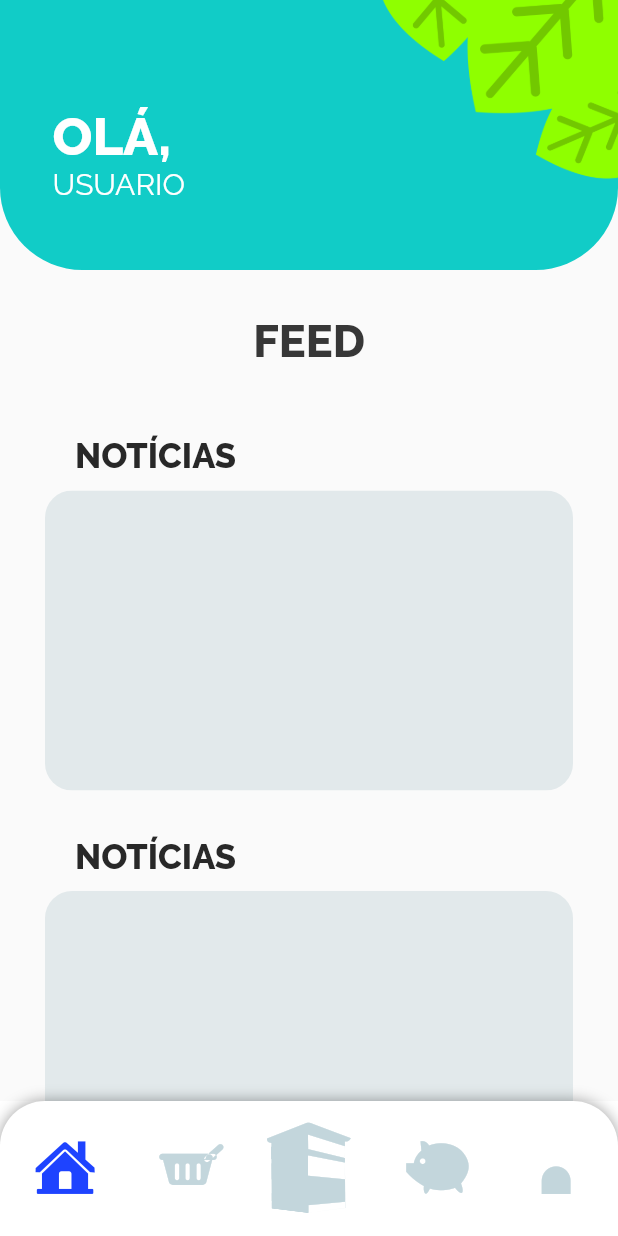
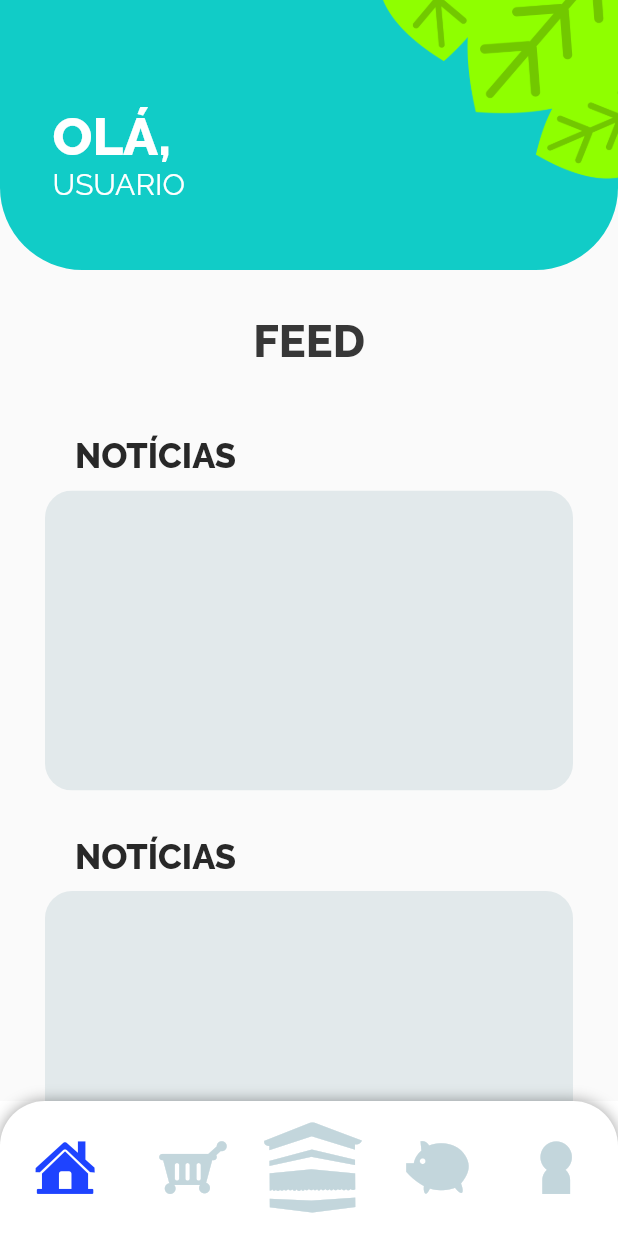
Before and after one commit to GabrielleBarbosa/SmartHummus, a Flutter app: the screen it shows after launch, on a phone screen of 412 x 824 dp. Run offline on Flutter 3.47's test engine with Material 2 defaults, Android fonts, the light colour scheme and no system bars; our stand-ins replace google_fonts, percent_indicator.

Commit message:
adicionei icones corrigidos ao app

```diff
--- a/app/smarthummus_app/lib/icons/smart_hummus_icons_icons.dart
+++ b/app/smarthummus_app/lib/icons/smart_hummus_icons_icons.dart
@@ -21,12 +21,12 @@ class SmartHummusIcons {
   static const _kFontFam = 'SmartHummusIcons';
   static const _kFontPkg = null;
 
-  static const IconData composter = IconData(0xe801, fontFamily: _kFontFam, fontPackage: _kFontPkg);
   static const IconData home = IconData(0xe803, fontFamily: _kFontFam, fontPackage: _kFontPkg);
   static const IconData pig = IconData(0xe805, fontFamily: _kFontFam, fontPackage: _kFontPkg);
   static const IconData water = IconData(0xe806, fontFamily: _kFontFam, fontPackage: _kFontPkg);
   static const IconData gas = IconData(0xe807, fontFamily: _kFontFam, fontPackage: _kFontPkg);
   static const IconData person = IconData(0xe808, fontFamily: _kFontFam, fontPackage: _kFontPkg);
-  static const IconData shopping_cart = IconData(0xe809, fontFamily: _kFontFam, fontPackage: _kFontPkg);
-  static const IconData thermometer = IconData(0xe80a, fontFamily: _kFontFam, fontPackage: _kFontPkg);
+  static const IconData composter = IconData(0xe809, fontFamily: _kFontFam, fontPackage: _kFontPkg);
+  static const IconData shopping_cart = IconData(0xe80a, fontFamily: _kFontFam, fontPackage: _kFontPkg);
+  static const IconData thermometer = IconData(0xe80b, fontFamily: _kFontFam, fontPackage: _kFontPkg);
 }
```
Also changed, not shown: app/smarthummus_app/assets/icons/SmartHummusIcons.ttf.
